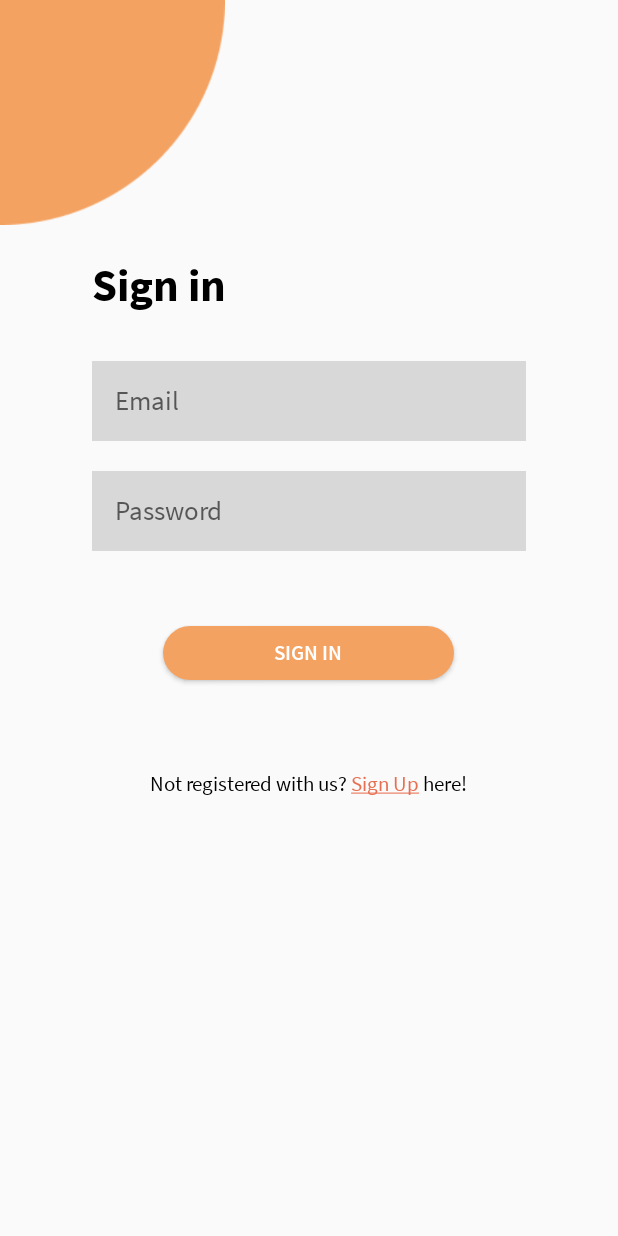
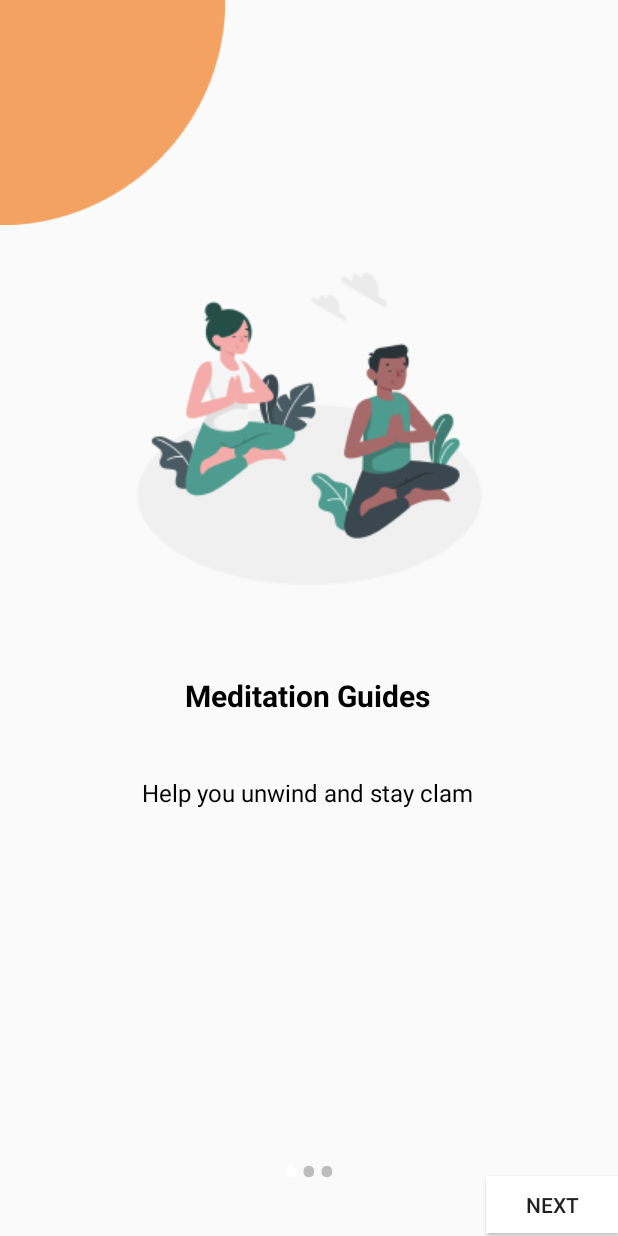
Before and after one commit to joelchunsheng/Meditate, an Android app: the screen it shows after launch (LoginActivity before the commit, OnBoardingScreen after it), on a phone screen of 412 x 824 dp. Run offline under Robolectric (Android 15) with nearby library versions, the light colour scheme and no system bars; our stand-ins replace Firebase (no records; nobody signed in at launch, a user with empty details on screens opened directly).

Commit message:
onboarding screen updates

```diff
--- a/app/build.gradle
+++ b/app/build.gradle
@@ -40,4 +40,5 @@ dependencies {
     implementation 'com.google.firebase:firebase-analytics:17.2.2'
     implementation 'com.google.firebase:firebase-firestore:21.4.3'
     implementation 'com.google.firebase:firebase-auth:19.3.1'
+    implementation 'com.android.support:support-v4:28.0.0'
 }
--- a/app/src/main/java/com/android/meditate/MainActivity.java
+++ b/app/src/main/java/com/android/meditate/MainActivity.java
@@ -4,13 +4,16 @@ import androidx.annotation.NonNull;
 import androidx.appcompat.app.AppCompatActivity;
 import androidx.fragment.app.Fragment;
 import androidx.fragment.app.FragmentTransaction;
+import androidx.viewpager.widget.ViewPager;
 
 import android.os.Bundle;
 import android.view.MenuItem;
 import android.widget.FrameLayout;
+import android.widget.LinearLayout;
 
 import com.android.meditate.Home.HomeFragment;
 import com.android.meditate.Mood.MoodFragment;
+import com.android.meditate.OnboardingScreen.SliderAdapter;
 import com.android.meditate.Shop.ShopFragment;
 import com.android.meditate.User.UserFragment;
 import com.google.android.material.bottomnavigation.BottomNavigationView;
@@ -31,6 +34,8 @@ public class MainActivity extends AppCompatActivity {
 //        requestWindowFeature(Window.FEATURE_ACTION_BAR);
 //        getWindow().setFlags(WindowManager.LayoutParams.FLAG_FULLSCREEN, WindowManager.LayoutParams.FLAG_FULLSCREEN);
         setContentView(R.layout.activity_main);
+
+
 
         mMainFrame = (FrameLayout) findViewById(R.id.main_frame);
         mMainNav = (BottomNavigationView) findViewById(R.id.main_nav);
--- /dev/null
+++ b/app/src/main/java/com/android/meditate/OnboardingScreen/OnBoardingScreen.java
@@ -0,0 +1,204 @@
+package com.android.meditate.OnboardingScreen;
+
+import android.content.Context;
+import android.content.Intent;
+import android.content.SharedPreferences;
+import android.os.Bundle;
+import android.text.Html;
+import android.view.View;
+import android.view.WindowManager;
+import android.widget.Button;
+import android.widget.LinearLayout;
+import android.widget.TextView;
+
+import com.android.meditate.Login.LoginActivity;
+import com.android.meditate.MainActivity;
+import com.android.meditate.R;
+
+import androidx.appcompat.app.AppCompatActivity;
+import androidx.viewpager.widget.ViewPager;
+
+public class OnBoardingScreen extends AppCompatActivity {
+
+    // variables
+    private ViewPager mSlideviewPager;
+    private LinearLayout mDotLayout;
+
+    // the dots to represent the sliding pages
+    private TextView[] mDots;
+
+    private SliderAdapter sliderAdapter;
+
+    private Button mNextButton;
+    private Button mBackButton;
+    private Button mFinishButton;
+
+    private int mCurrentPage = 0;
+
+
+    @Override
+    protected void onCreate(Bundle savedInstanceState) {
+        super.onCreate(savedInstanceState);
+        // to set the onboarding to fullscreen and hide the action bar
+        getWindow().setFlags(WindowManager.LayoutParams.FLAG_FULLSCREEN, WindowManager.LayoutParams.FLAG_FULLSCREEN);
+        setContentView(R.layout.activity_onboarding);
+
+        // to check if the user has opened it before or not
+        if (restorePreFData()) {
+
+            Intent main = new Intent(this, LoginActivity.class);
+            startActivity(main);
+            finish();
+        }
+
+        mSlideviewPager = (ViewPager) findViewById(R.id.slideViewPager);
+        mDotLayout = (LinearLayout) findViewById(R.id.dotsLayout);
+
+        // adding the next, back and finish button
+        mNextButton = (Button) findViewById(R.id.nextButton);
+        mBackButton = (Button) findViewById(R.id.backButton);
+        mFinishButton = (Button) findViewById(R.id.finishButton);
+
+        // call the adapter
+        sliderAdapter = new SliderAdapter(this);
+        mSlideviewPager.setAdapter(sliderAdapter);
+
+        addDotsIndicator(0);
+
+        mSlideviewPager.addOnPageChangeListener(viewListener);
+
+        // next button click listener
+        mNextButton.setOnClickListener(new View.OnClickListener() {
+           @Override
+            public void onClick(View view)
+            {
+                mCurrentPage = mSlideviewPager.getCurrentItem();
+                mSlideviewPager.setCurrentItem(mCurrentPage + 1);
+
+            }
+        });
+
+        // back button click listener
+        mBackButton.setOnClickListener(new View.OnClickListener(){
+            @Override
+            public void onClick(View view)
+            {
+                mSlideviewPager.setCurrentItem(mCurrentPage - 1);
+            }
+        });
+
+        // finish button click listener
+        mFinishButton.setOnClickListener(new View.OnClickListener(){
+            @Override
+            public void onClick(View view)
+            {
+
+                // whether the user has launch the app before or not
+                savePrefsData();
+
+                // when reach the last screen
+                loadLastScreen();
+            }
+        });
+}
+    // show the finish button and hide the indicator and the next button
+    public void loadLastScreen(){
+
+        // Launch the main Activity, called MainActivity
+        Intent main = new Intent(this, LoginActivity.class);
+        startActivity(main);
+
+        // Close the OnboardingActivity
+        finish();
+    }
+
+    // to check if the user has already past the onboarding screen
+    private void savePrefsData(){
+
+        SharedPreferences userPref = this.getSharedPreferences("com.android.meditate.User", Context.MODE_PRIVATE);
+        SharedPreferences.Editor editor = userPref.edit();
+        editor.putBoolean("isOnBoardingScreenOpened", true);
+        editor.commit();
+    }
+
+    // if the user has it open before
+    private boolean restorePreFData(){
+
+        SharedPreferences userPref = this.getSharedPreferences("com.android.meditate.User", Context.MODE_PRIVATE);
+        Boolean isOnBoardingScreenOpenedBefore = userPref.getBoolean("isOnBoardingScreenOpened", false);
+        return isOnBoardingScreenOpenedBefore;
+    }
+
+    public void addDotsIndicator(int position){
+
+        mDots = new TextView[3];
+        mDotLayout.removeAllViews();
+
+        for (int i = 0; i < mDots.length; i++){
+
+            mDots[i] = new TextView(this);
+            mDots[i].setText(Html.fromHtml("&#8226;"));
+            mDots[i].setTextSize(35);
+            mDots[i].setTextColor(getResources().getColor(R.color.colorGreyTransparent));
+
+            mDotLayout.addView(mDots[i]);
+        }
+
+        if(mDots.length > 0) {
+
+            mDots[position].setTextColor(getResources().getColor(R.color.colorWhite));
+        }
+    }
+
+    ViewPager.OnPageChangeListener viewListener = new ViewPager.OnPageChangeListener() {
+        @Override
+        public void onPageScrolled(int i, float v, int i1) {
+
+        }
+
+        @Override
+        public void onPageSelected(int i) {
+
+            addDotsIndicator(i);
+            mCurrentPage = i;
+
+            if(i == 0){
+
+                mNextButton.setEnabled(true);
+                mBackButton.setEnabled(false);
+                mFinishButton.setEnabled(false);
+                mBackButton.setVisibility(View.INVISIBLE);
+                mFinishButton.setVisibility(View.INVISIBLE);
+
+                mNextButton.setText("Next");
+                mBackButton.setText("");
+            } else if(i == mDots.length -1){
+
+                mNextButton.setEnabled(false);
+                mBackButton.setEnabled(true);
+                mFinishButton.setEnabled(true);
+                mBackButton.setVisibility(View.VISIBLE);
+                mFinishButton.setVisibility(View.VISIBLE);
+
+                mNextButton.setText("");
+                mBackButton.setText("Back");
+                mFinishButton.setText("Finish");
+            } else {
+
+                mNextButton.setEnabled(true);
+                mBackButton.setEnabled(true);
+                mFinishButton.setEnabled(false);
+                mBackButton.setVisibility(View.VISIBLE);
+                mFinishButton.setVisibility(View.INVISIBLE);
+
+                mNextButton.setText("Next");
+                mBackButton.setText("Back");
+            }
+        }
+
+        @Override
+        public void onPageScrollStateChanged(int i) {
+
+        }
+    };
+}
--- /dev/null
+++ b/app/src/main/java/com/android/meditate/OnboardingScreen/SliderAdapter.java
@@ -0,0 +1,80 @@
+package com.android.meditate.OnboardingScreen;
+
+import android.view.View;
+import android.content.Context;
+import androidx.annotation.NonNull;
+import androidx.viewpager.widget.PagerAdapter;
+import android.view.LayoutInflater;
+import android.view.ViewGroup;
+import android.widget.ImageView;
+import android.widget.RelativeLayout;
+import android.widget.TextView;
+import com.android.meditate.R;
+
+public class SliderAdapter extends PagerAdapter {
+
+    Context context;
+    LayoutInflater layoutInflater;
+
+    // constructor to pass through the context
+    public SliderAdapter(Context context) {
+
+        this.context = context;
+    }
+
+    // Array for the slider images
+    public int[] slide_images = {
+            R.drawable.meditation_guides,
+            R.drawable.mood_tracker,
+            R.drawable.mindful_notification
+    };
+
+    // slider headings
+    public String[] slide_headings = {
+            "Meditation Guides",
+            "Mood Tracker",
+            "Mindful Notification"
+    };
+
+    // slider descriptions
+    public String[] slide_description = {
+            "Help you unwind and stay clam",
+            "Track your mood daily",
+            "Start and End your day feeling calm"
+    };
+
+
+    @Override
+    public int getCount() {
+        return slide_headings.length;
+    }
+
+    @Override
+    public boolean isViewFromObject(@NonNull View view, @NonNull Object object) {
+        return view == (RelativeLayout) object;
+    }
+
+    @NonNull
+    @Override
+    public Object instantiateItem(@NonNull ViewGroup container, int position) {
+        layoutInflater = (LayoutInflater) context.getSystemService(Context.LAYOUT_INFLATER_SERVICE);
+        View view = layoutInflater.inflate(R.layout.slide_layout, container, false);
+
+        ImageView slideImageView = (ImageView) view.findViewById(R.id.slide_image);
+        TextView slideHeading = (TextView) view.findViewById(R.id.slide_heading);
+        TextView slideDescription = (TextView) view.findViewById(R.id.slide_description);
+
+        slideImageView.setImageResource(slide_images[position]);
+        slideHeading.setText(slide_headings[position]);
+        slideDescription.setText(slide_description[position]);
+
+        container.addView(view);
+
+        return view;
+    }
+
+    @Override
+    public void destroyItem(@NonNull ViewGroup container, int position, @NonNull Object object) {
+        container.removeView((RelativeLayout)object);
+    }
+}
--- a/app/src/main/res/layout/activity_notification.xml
+++ b/app/src/main/res/layout/activity_notification.xml
@@ -15,7 +15,7 @@
         android:background="@color/colorYellow">
 
         <TextView
-            android:id="@+id/textView"
+            android:id="@+id/slide_heading"
             android:layout_width="match_parent"
             android:layout_height="wrap_content"
             android:text="Daily messages that reminds you to keep calm and stress-free!"
--- /dev/null
+++ b/app/src/main/res/layout/activity_onboarding.xml
@@ -0,0 +1,71 @@
+<?xml version="1.0" encoding="utf-8"?>
+<RelativeLayout xmlns:android="http://schemas.android.com/apk/res/android"
+    xmlns:app="http://schemas.android.com/apk/res-auto"
+    xmlns:tools="http://schemas.android.com/tools"
+    android:layout_width="match_parent"
+    android:layout_height="match_parent">
+
+    <ImageView
+        android:layout_width="150dp"
+        android:layout_height="150dp"
+        app:srcCompat="@drawable/qcircle" />
+
+    <androidx.viewpager.widget.ViewPager
+        android:id="@+id/slideViewPager"
+        android:layout_width="match_parent"
+        android:layout_height="wrap_content"
+        android:layout_above="@id/dotsLayout"
+        android:layout_alignParentBottom="true"
+        android:layout_marginEnd="1dp"
+        android:layout_marginBottom="41dp">
+
+    </androidx.viewpager.widget.ViewPager>
+
+    <LinearLayout
+        android:id="@+id/dotsLayout"
+        android:layout_width="wrap_content"
+        android:layout_height="wrap_content"
+        android:layout_alignParentBottom="true"
+        android:layout_centerInParent="true"
+        android:orientation="horizontal"
+        android:padding="20dp">
+    </LinearLayout>
+
+    <Button
+        android:id="@+id/backButton"
+        android:layout_width="wrap_content"
+        android:layout_height="wrap_content"
+        android:layout_alignParentLeft="true"
+        android:layout_alignParentBottom="true"
+        android:layout_marginLeft="1dp"
+        android:layout_marginBottom="0dp"
+        android:background="@color/colorWhite"
+        android:text="Back"
+        android:visibility="invisible" />
+
+    <Button
+        android:id="@+id/nextButton"
+        android:layout_width="wrap_content"
+        android:layout_height="38dp"
+        android:layout_alignParentRight="true"
+        android:layout_alignParentBottom="true"
+        android:layout_marginRight="0dp"
+        android:layout_marginBottom="2dp"
+        android:background="@color/colorWhite"
+        android:text="Next"
+        android:visibility="visible"
+        android:onClick="next"/>
+
+    <Button
+        android:id="@+id/finishButton"
+        android:layout_width="wrap_content"
+        android:layout_height="38dp"
+        android:layout_alignParentRight="true"
+        android:layout_alignParentBottom="true"
+        android:layout_marginRight="0dp"
+        android:layout_marginBottom="2dp"
+        android:background="@color/colorWhite"
+        android:text="Finish"
+        android:visibility="invisible" />
+
+</RelativeLayout>
--- /dev/null
+++ b/app/src/main/res/layout/slide_layout.xml
@@ -0,0 +1,47 @@
+<?xml version="1.0" encoding="utf-8"?>
+<RelativeLayout xmlns:android="http://schemas.android.com/apk/res/android"
+    xmlns:app="http://schemas.android.com/apk/res-auto"
+    android:layout_width="match_parent"
+    android:layout_height="match_parent"
+    android:layout_centerHorizontal="true">
+
+    <ImageView
+        android:id="@+id/slide_image"
+        android:layout_width="wrap_content"
+        android:layout_height="wrap_content"
+        android:layout_alignParentStart="true"
+        android:layout_alignParentEnd="true"
+        android:layout_marginTop="150dp"
+        app:srcCompat="@drawable/meditation_guides" />
+
+    <ImageView
+        android:id="@+id/imageView2"
+        android:layout_width="150dp"
+        android:layout_height="150dp"
+        app:srcCompat="@drawable/qcircle" />
+
+    <TextView
+        android:id="@+id/slide_heading"
+        android:layout_width="wrap_content"
+        android:layout_height="wrap_content"
+        android:layout_below="@id/slide_image"
+        android:layout_centerHorizontal="true"
+        android:layout_marginTop="40dp"
+        android:text="HEADING"
+        android:textColor="#000000"
+        android:textSize="20sp"
+        android:textStyle="bold" />
+
+    <TextView
+        android:id="@+id/slide_description"
+        android:layout_width="wrap_content"
+        android:layout_height="wrap_content"
+        android:layout_below="@id/slide_heading"
+        android:layout_centerHorizontal="true"
+        android:layout_marginTop="30dp"
+        android:padding="10dp"
+        android:text="description"
+        android:textColor="#000000"
+        android:textSize="16sp" />
+
+</RelativeLayout>
```
Also changed, not shown: app/src/main/AndroidManifest.xml (+7 -0 lines), app/src/main/res/drawable/meditation_guides.png (added), app/src/main/res/drawable/mindful_notification.png (added), app/src/main/res/drawable/mood_tracker.png (added), 2 other files.
